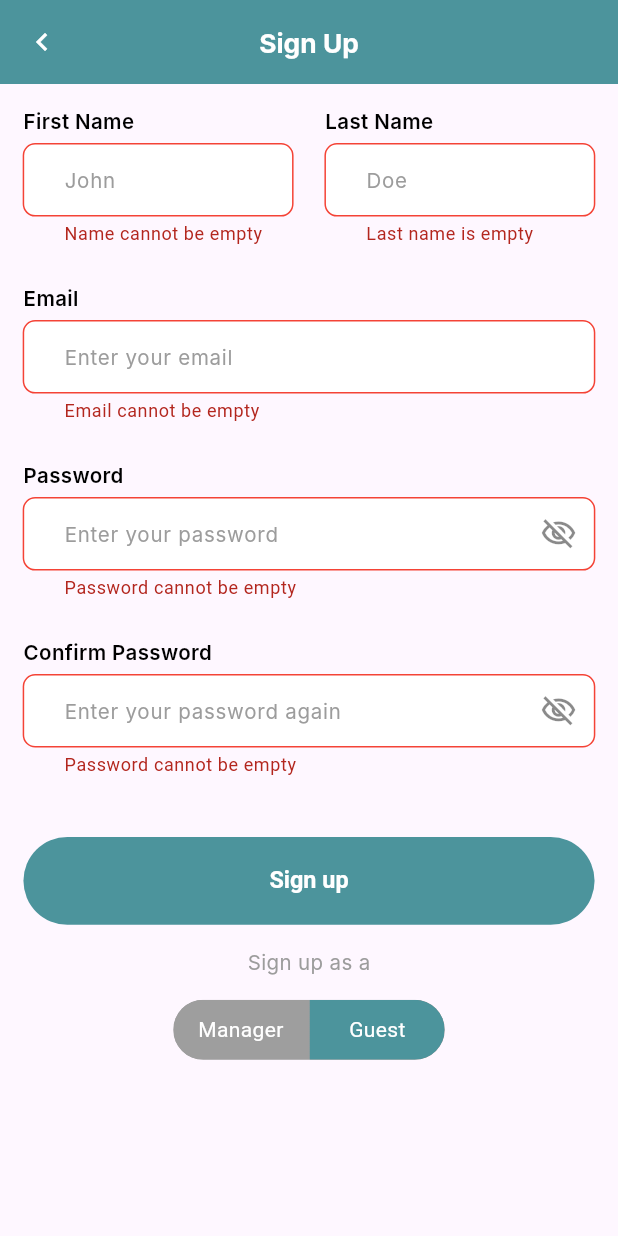
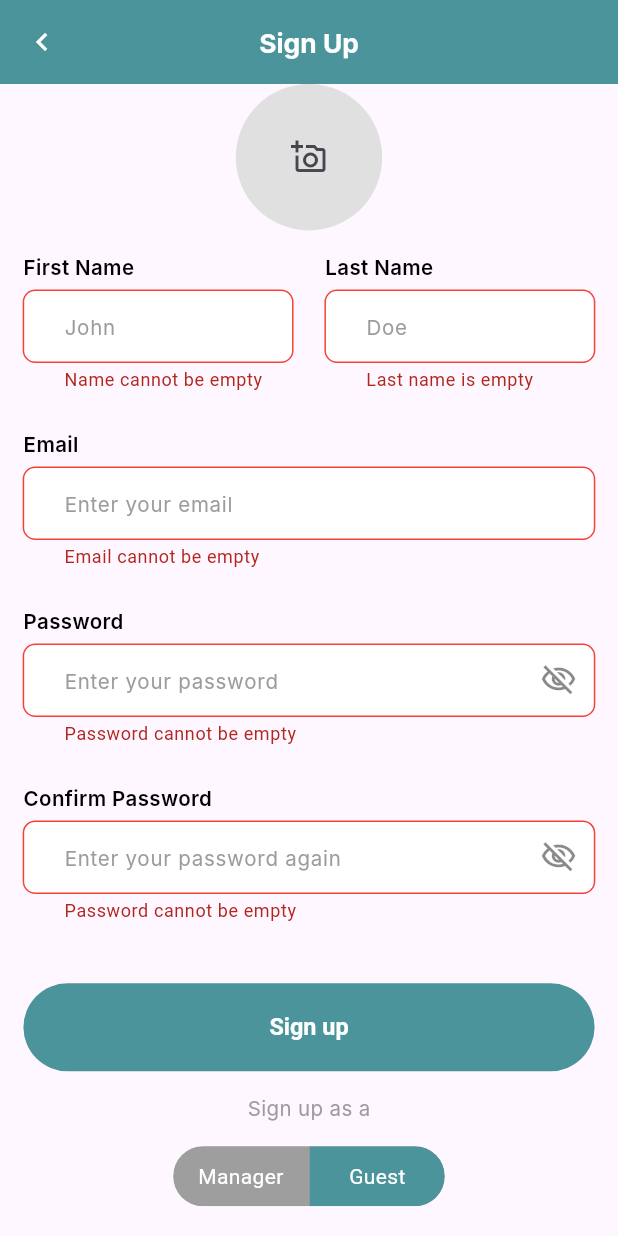
Before and after one commit to Roman-Dzerkal/HostelWay, a Flutter app: the SignUpLayout screen opened directly, after a tap on "Sign up", on a phone screen of 412 x 824 dp. Run offline on Flutter 3.47's test engine with Material 3 defaults, Android fonts, the phone set to English and light mode, and no system bars; drawn by our look-alikes of toggle_switch; our stand-ins replace bloc, cached_network_image, cloud_firestore, equatable, firebase_auth, firebase_core and 6 more; accounts and stored records are empty; Roboto replaces fonts that are missing (Archivo, Inter).

Commit message:
Minor changes

```diff
--- /dev/null
+++ b/devtools_options.yaml
@@ -0,0 +1 @@
+extensions:
--- a/lib/features/auth/sign_up/bloc/sign_up_bloc.dart
+++ b/lib/features/auth/sign_up/bloc/sign_up_bloc.dart
@@ -1,11 +1,16 @@
+import 'dart:io';
+
 import 'package:bloc/bloc.dart';
 import 'package:cloud_firestore/cloud_firestore.dart';
 import 'package:equatable/equatable.dart';
 import 'package:firebase_auth/firebase_auth.dart';
+import 'package:firebase_storage/firebase_storage.dart';
+import 'package:flutter/material.dart';
 import 'package:hostelway/features/auth/sign_up/models/sign_up_error_state.dart';
 import 'package:hostelway/features/auth/sign_up/navigation/sign_in_navigator.dart';
 import 'package:hostelway/services/validation_service.dart';
-import 'package:hostelway/utils/tost_util.dart';
+import 'package:image_picker/image_picker.dart';
+
 part 'sign_up_event.dart';
 part 'sign_up_state.dart';
 
@@ -28,6 +33,15 @@ class SignUpBloc extends Bloc<SignUpEvent, SignUpState> {
       emit(state.copyWith(confirmPassword: event.confirmPassword));
     });
 
+    on<AvatarUploadButtonPressedEvent>((event, emit) async {
+      emit(state.copyWith(isBusy: true));
+      ImagePicker picker = ImagePicker();
+      XFile? file = await picker.pickImage(source: ImageSource.gallery);
+      if (file != null) {
+        emit(state.copyWith(avatar: file, isBusy: false));
+      }
+    });
+
     on<SignUpButtonPressedEvent>((event, emit) async {
       if (validForm(emit) == false) {
         return;
@@ -42,28 +56,49 @@ class SignUpBloc extends Bloc<SignUpEvent, SignUpState> {
       }
 
       try {
-        var credential = await FirebaseAuth.instance
+        UserCredential credential = await FirebaseAuth.instance
             .createUserWithEmailAndPassword(
                 email: state.email, password: state.password);
 
         if (credential.user != null) {
           await FirebaseAuth.instance.currentUser!.sendEmailVerification();
-        }
-      } catch (e) {
-        //ToastUtil.showError(e.toString());
+
+          if (state.avatar != null) {
+            FirebaseStorage.instance
+                .ref('avatars/${FirebaseAuth.instance.currentUser!.uid}')
+                .putFile(File(state.avatar!.path))
+                .then((p0) {
+              debugPrint(p0.state.toString());
+            });
           }
 
           await FirebaseFirestore.instance
               .collection('users')
-          .doc(FirebaseAuth.instance.currentUser?.uid)
+              .doc(FirebaseAuth.instance.currentUser!.uid)
               .set({
-        'id': FirebaseAuth.instance.currentUser?.uid,
+            'id': FirebaseAuth.instance.currentUser!.uid,
             'firstName': state.firstName,
             'lastName': state.lastName,
             'role': state.roles[state.initialLabelIndex].toLowerCase(),
           });
 
           navigator.returnToSignIn();
+        }
+      } catch (e) {
+        if (e is FirebaseAuthException) {
+          if (e.code == 'email-already-in-use') {
+            debugPrint('Email already in use');
+          } else if (e.code == 'weak-password') {
+            debugPrint('Password is too weak');
+          } else if (e.code == 'invalid-email') {
+            debugPrint('Invalid email');
+          } else if (e.code == 'operation-not-allowed') {
+            debugPrint('Operation not allowed');
+          } else {
+            debugPrint(e.toString());
+          }
+        }
+      }
     });
 
     on<PasswordVisibilityChangedEvent>((event, emit) {
--- a/lib/features/auth/sign_up/bloc/sign_up_event.dart
+++ b/lib/features/auth/sign_up/bloc/sign_up_event.dart
@@ -112,3 +112,7 @@ class LastNameFormSubmittedEvent extends SignUpEvent {
     required this.lastName,
   });
 }
+
+class AvatarUploadButtonPressedEvent extends SignUpEvent {
+  const AvatarUploadButtonPressedEvent();
+}
--- a/lib/features/auth/sign_up/bloc/sign_up_state.dart
+++ b/lib/features/auth/sign_up/bloc/sign_up_state.dart
@@ -3,9 +3,11 @@ part of 'sign_up_bloc.dart';
 sealed class SignUpState extends Equatable {
   final String email, password, confirmPassword, firstName, lastName;
 
-  final bool isPasswordInvisible, isConfirmPasswordInvisible;
+  final bool isPasswordInvisible, isConfirmPasswordInvisible, isBusy;
 
   final List<String> roles = const ['Manager', 'Guest'];
+
+  final XFile? avatar;
 
   final int initialLabelIndex;
   final String? errorEmailMessage;
@@ -16,6 +18,7 @@ sealed class SignUpState extends Equatable {
   final String? errorConfirmPasswordMessage;
 
   const SignUpState({
+    this.avatar,
     this.email = '',
     this.password = '',
     this.confirmPassword = '',
@@ -23,6 +26,7 @@ sealed class SignUpState extends Equatable {
     this.lastName = '',
     this.isPasswordInvisible = true,
     this.isConfirmPasswordInvisible = true,
+    this.isBusy = false,
     this.initialLabelIndex = 1,
     this.errorEmailMessage,
     this.errorPasswordMessage,
@@ -34,12 +38,14 @@ sealed class SignUpState extends Equatable {
 
   SignUpState copyWith(
       {String? email,
+      XFile? avatar,
       String? password,
       String? confirmPassword,
       String? firstName,
       String? lastName,
       bool? isPasswordInvisible,
       bool? isConfirmPasswordInvisible,
+      bool? isBusy,
       int? initialLabelIndex,
       SignUpErrorState? errorState,
       String? errorEmailMessage,
@@ -48,6 +54,8 @@ sealed class SignUpState extends Equatable {
       String? errorLastNameMessage,
       String? errorConfirmPasswordMessage}) {
     return SignUpInitial(
+      isBusy: isBusy ?? this.isBusy,
+      avatar: avatar ?? this.avatar,
       email: email ?? this.email,
       firstName: firstName ?? this.firstName,
       lastName: lastName ?? this.lastName,
@@ -70,6 +78,7 @@ sealed class SignUpState extends Equatable {
 
   @override
   List<Object?> get props => [
+        avatar,
         email,
         password,
         confirmPassword,
@@ -77,6 +86,7 @@ sealed class SignUpState extends Equatable {
         isConfirmPasswordInvisible,
         initialLabelIndex,
         firstName,
+        isBusy,
         lastName,
         errorState,
         errorEmailMessage,
@@ -89,12 +99,14 @@ sealed class SignUpState extends Equatable {
 
 final class SignUpInitial extends SignUpState {
   const SignUpInitial({
+    super.avatar,
     super.email,
     super.password,
     super.confirmPassword,
     super.isPasswordInvisible,
     super.isConfirmPasswordInvisible,
     super.firstName,
+    super.isBusy,
     super.lastName,
     super.initialLabelIndex,
     required super.errorState,
--- a/lib/features/auth/sign_up/sign_up_view.dart
+++ b/lib/features/auth/sign_up/sign_up_view.dart
@@ -1,3 +1,5 @@
+import 'dart:io';
+
 import 'package:flutter/material.dart';
 import 'package:flutter_bloc/flutter_bloc.dart';
 import 'package:flutter_screenutil/flutter_screenutil.dart';
@@ -47,12 +49,34 @@ class SignUpLayout extends StatelessWidget {
                     EdgeInsets.only(left: 16.sp, right: 16.sp, bottom: 30.sp),
                 child: Column(
                   children: [
+                    Center(
+                      child: Container(
+                          height: 100.h,
+                          width: 100.w,
+                          decoration: BoxDecoration(
+                            shape: BoxShape.circle,
+                            color: Colors.grey[300],
+                            image: state.avatar != null
+                                ? DecorationImage(
+                                    image: FileImage(File(state.avatar!.path)),
+                                    fit: BoxFit.cover,
+                                  )
+                                : null,
+                          ),
+                          child: IconButton(
+                            icon: const Icon(Icons.add_a_photo_outlined),
+                            onPressed: () {
+                              bloc.add(const AvatarUploadButtonPressedEvent());
+                            },
+                          )),
+                    ),
                     Padding(
                       padding: const EdgeInsets.only(bottom: 15, top: 15),
                       child: Row(
                         mainAxisAlignment: MainAxisAlignment.spaceBetween,
                         children: [
                           CustomTextField(
+                            autofillHints: const [AutofillHints.givenName],
                             height: 80.h,
                             width: 170.w,
                             onChanged: (value) {
@@ -75,6 +99,7 @@ class SignUpLayout extends StatelessWidget {
                                 : null,
                           ),
                           CustomTextField(
+                            autofillHints: const [AutofillHints.familyName],
                             height: 80.h,
                             width: 170.w,
                             onChanged: (value) {
@@ -102,6 +127,7 @@ class SignUpLayout extends StatelessWidget {
                     Padding(
                       padding: const EdgeInsets.only(bottom: 15),
                       child: CustomTextField(
+                        autofillHints: const [AutofillHints.email],
                         height: 80.h,
                         onChanged: (value) {
                           bloc.add(SignUpEmailChangedEvent(value));
@@ -125,6 +151,7 @@ class SignUpLayout extends StatelessWidget {
                     Padding(
                       padding: const EdgeInsets.only(bottom: 15),
                       child: CustomTextField(
+                        autofillHints: const [AutofillHints.password],
                         height: 80.h,
                         hintText: 'Enter your password',
                         helperText: 'Password',
@@ -154,6 +181,7 @@ class SignUpLayout extends StatelessWidget {
                     Padding(
                       padding: const EdgeInsets.only(bottom: 30),
                       child: CustomTextField(
+                        autofillHints: const [AutofillHints.password],
                         height: 80.h,
                         onChanged: (value) {
                           bloc.add(SignUpConfirmPasswordChangedEvent(value));
```
Lines whose indentation alone changed are shown as unchanged.
